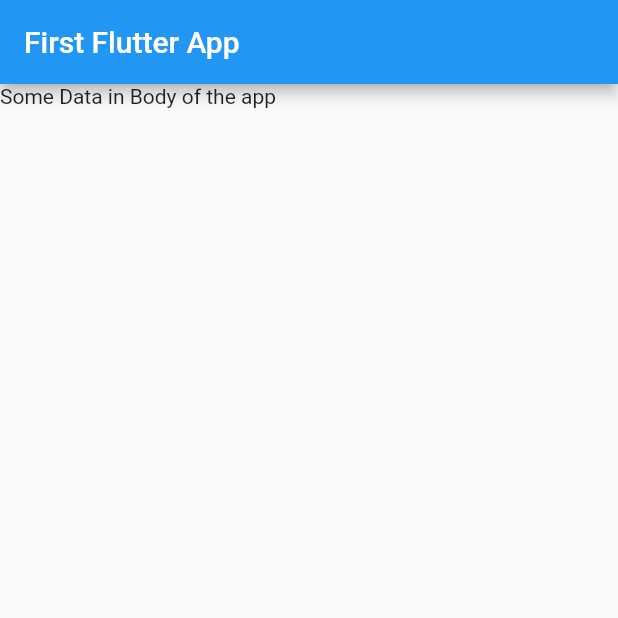
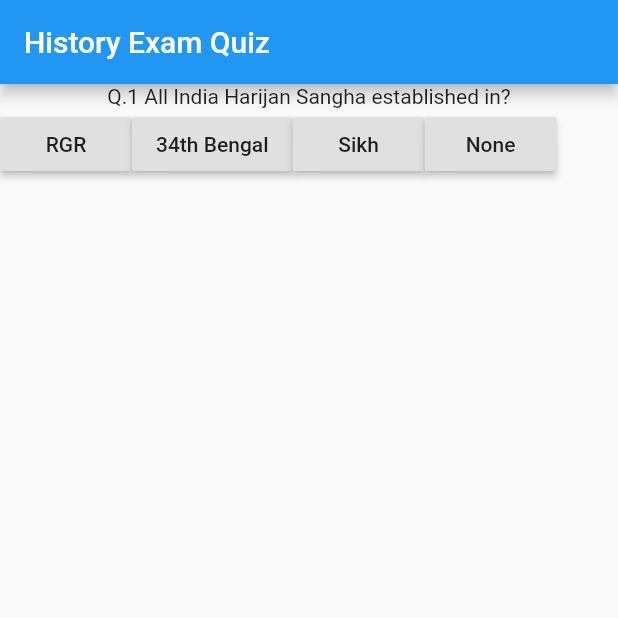
Before and after one commit to devendermahto/flutter_complete_guide, a Flutter app: the screen it shows after launch, on a phone screen of 412 x 824 dp, the top half of it. Run offline on Flutter 3.47's test engine with Material 2 defaults, Android fonts, the phone set to English and light mode, and no system bars.

Commit message:
StatelessWidgets Example

```diff
--- a/lib/main.dart
+++ b/lib/main.dart
@@ -5,14 +5,52 @@ void main() {
 }
 
 class MyApp extends StatelessWidget {
+  var questionIndex = 0;
+  void answerQuestion() {
+    questionIndex = questionIndex + 1;
+    print(questionIndex);
+  }
+
   @override
   Widget build(BuildContext context) {
+    var questions = [
+      'Q.1 All India Harijan Sangha established in?',
+      'Q.2 Mangal Pandey was a sepoy at?',
+      'Q.3 First battle of Panipat was fought between?',
+      'Q.4 Second battle of Panipat was fought between?',
+    ];
     return MaterialApp(
       home: Scaffold(
         appBar: AppBar(
-          title: Text('First Flutter App'),
+          title: Text(
+            'History Exam Quiz',
+          ),
         ),
-        body: Text('Some Data in Body of the app'),
+        body: Column(
+          children: [
+            Text(questions[questionIndex]),
+            Row(
+              children: [
+                RaisedButton(
+                  child: Text('RGR'),
+                  onPressed: answerQuestion,
+                ),
+                RaisedButton(
+                  child: Text('34th Bengal'),
+                  onPressed: answerQuestion,
+                ),
+                RaisedButton(
+                  child: Text('Sikh'),
+                  onPressed: answerQuestion,
+                ),
+                RaisedButton(
+                  child: Text('None'),
+                  onPressed: answerQuestion,
+                ),
+              ],
+            ),
+          ],
+        ),
       ),
     );
   }
```
